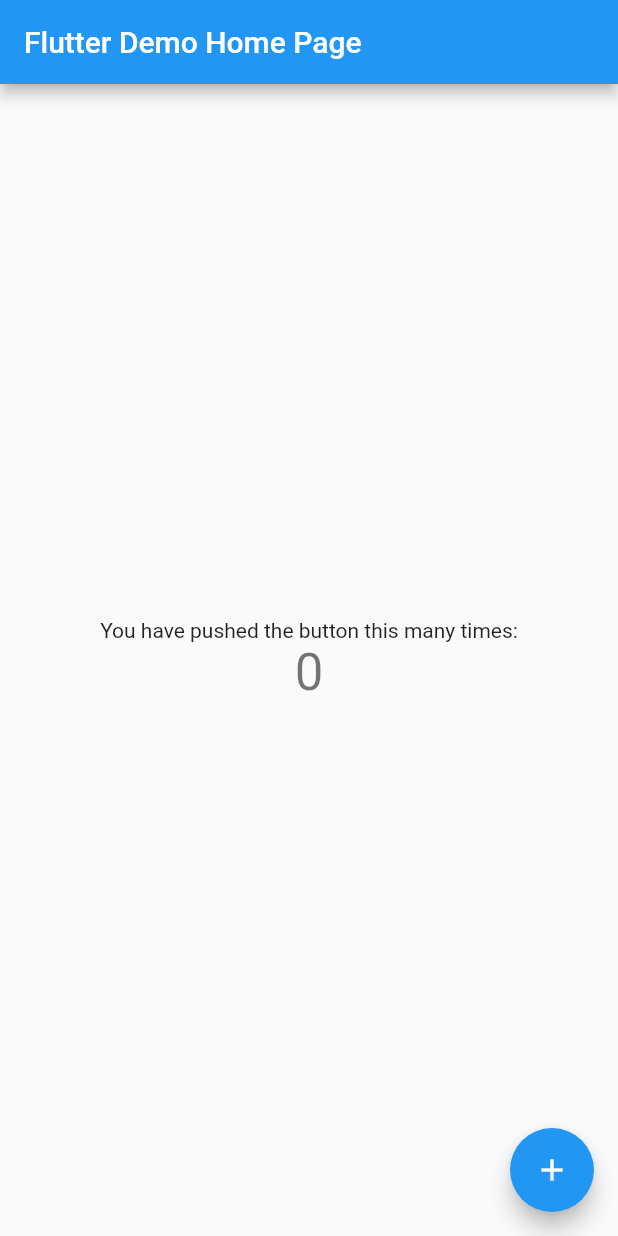
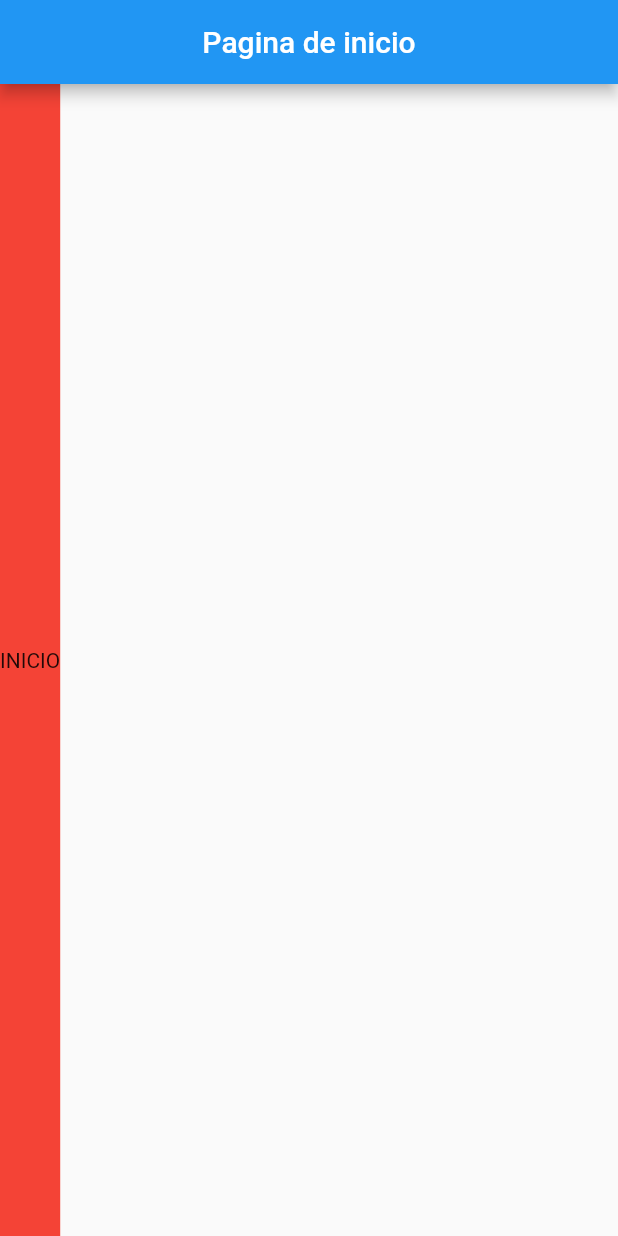
Before and after one commit to SeraPinaBarranco/precios, a Flutter app: the screen it shows after launch, on a phone screen of 412 x 824 dp. Run offline on Flutter 3.47's test engine with Material 2 defaults, Android fonts, the phone set to English and light mode, and no system bars.

Commit message:
routes creadas

```diff
--- a/lib/main.dart
+++ b/lib/main.dart
@@ -1,115 +1,22 @@
 import 'package:flutter/material.dart';
+import 'package:precios/pages/pagina_inicio.dart';
 
 void main() {
-  runApp(const MyApp());
+  runApp(MyApp());
 }
 
 class MyApp extends StatelessWidget {
-  const MyApp({super.key});
-
-  // This widget is the root of your application.
   @override
   Widget build(BuildContext context) {
+    // ignore: prefer_const_constructors
     return MaterialApp(
-      title: 'Flutter Demo',
-      theme: ThemeData(
-        // This is the theme of your application.
-        //
-        // Try running your application with "flutter run". You'll see the
-        // application has a blue toolbar. Then, without quitting the app, try
-        // changing the primarySwatch below to Colors.green and then invoke
-        // "hot reload" (press "r" in the console where you ran "flutter run",
-        // or simply save your changes to "hot reload" in a Flutter IDE).
-        // Notice that the counter didn't reset back to zero; the application
-        // is not restarted.
-        primarySwatch: Colors.blue,
-      ),
-      home: const MyHomePage(title: 'Flutter Demo Home Page'),
+      debugShowCheckedModeBanner: false,
+      initialRoute: 'pagina_inicio',
+      routes: {
+        'pagina_inicio': (context) => const PaginaInicio(),
+
+      },
+
     );
   }
 }
-
-class MyHomePage extends StatefulWidget {
-  const MyHomePage({super.key, required this.title});
-
-  // This widget is the home page of your application. It is stateful, meaning
-  // that it has a State object (defined below) that contains fields that affect
-  // how it looks.
-
-  // This class is the configuration for the state. It holds the values (in this
-  // case the title) provided by the parent (in this case the App widget) and
-  // used by the build method of the State. Fields in a Widget subclass are
-  // always marked "final".
-
-  final String title;
-
-  @override
-  State<MyHomePage> createState() => _MyHomePageState();
-}
-
-class _MyHomePageState extends State<MyHomePage> {
-  int _counter = 0;
-
-  void _incrementCounter() {
-    setState(() {
-      // This call to setState tells the Flutter framework that something has
-      // changed in this State, which causes it to rerun the build method below
-      // so that the display can reflect the updated values. If we changed
-      // _counter without calling setState(), then the build method would not be
-      // called again, and so nothing would appear to happen.
-      _counter++;
-    });
-  }
-
-  @override
-  Widget build(BuildContext context) {
-    // This method is rerun every time setState is called, for instance as done
-    // by the _incrementCounter method above.
-    //
-    // The Flutter framework has been optimized to make rerunning build methods
-    // fast, so that you can just rebuild anything that needs updating rather
-    // than having to individually change instances of widgets.
-    return Scaffold(
-      appBar: AppBar(
-        // Here we take the value from the MyHomePage object that was created by
-        // the App.build method, and use it to set our appbar title.
-        title: Text(widget.title),
-      ),
-      body: Center(
-        // Center is a layout widget. It takes a single child and positions it
-        // in the middle of the parent.
-        child: Column(
-          // Column is also a layout widget. It takes a list of children and
-          // arranges them vertically. By default, it sizes itself to fit its
-          // children horizontally, and tries to be as tall as its parent.
-          //
-          // Invoke "debug painting" (press "p" in the console, choose the
-          // "Toggle Debug Paint" action from the Flutter Inspector in Android
-          // Studio, or the "Toggle Debug Paint" command in Visual Studio Code)
-          // to see the wireframe for each widget.
-          //
-          // Column has various properties to control how it sizes itself and
-          // how it positions its children. Here we use mainAxisAlignment to
-          // center the children vertically; the main axis here is the vertical
-          // axis because Columns are vertical (the cross axis would be
-          // horizontal).
-          mainAxisAlignment: MainAxisAlignment.center,
-          children: <Widget>[
-            const Text(
-              'You have pushed the button this many times:',
-            ),
-            Text(
-              '$_counter',
-              style: Theme.of(context).textTheme.headline4,
-            ),
-          ],
-        ),
-      ),
-      floatingActionButton: FloatingActionButton(
-        onPressed: _incrementCounter,
-        tooltip: 'Increment',
-        child: const Icon(Icons.add),
-      ), // This trailing comma makes auto-formatting nicer for build methods.
-    );
-  }
-}
--- /dev/null
+++ b/lib/pages/pagina_inicio.dart
@@ -0,0 +1,27 @@
+import 'package:flutter/material.dart';
+
+class PaginaInicio extends StatelessWidget {
+  const PaginaInicio({super.key});
+
+  @override
+  Widget build(BuildContext context) {
+    return Scaffold(
+      body: Container(
+
+        color: Colors.red,
+        child: Column(
+          mainAxisAlignment: MainAxisAlignment.center,
+          crossAxisAlignment: CrossAxisAlignment.center,
+          // ignore: prefer_const_literals_to_create_immutables
+          children: [
+            const Text("INICIO"),
+          ],
+        ),
+      ),
+      appBar:AppBar(
+      title: const Text("Pagina de inicio"),
+      centerTitle: true,
+
+    ),);
+  }
+}
```
